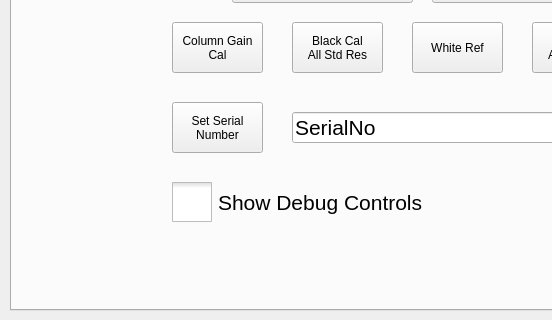
Old version of the form src/utilwindow.ui in the repository krontech/chronos-cam-app; both pictures show x 0 to 552 and y 160 to 480 of the 800 by 480 pixel window.
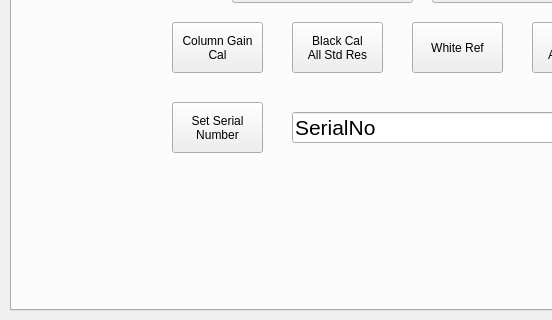
New version of the form. The open tabs and pages were chosen to show the change. Custom widgets are drawn as their Qt base class.

Commit message: Removed debug window, LUX1310, LUX2100

The edit to the form file:
```diff
--- a/src/utilwindow.ui
+++ b/src/utilwindow.ui
@@ -1265,33 +1265,6 @@
       <string>Service password</string>
      </property>
     </widget>
-    <widget class="QCheckBox" name="chkShowDebugControls">
-     <property name="geometry">
-      <rect>
-       <x>160</x>
-       <y>330</y>
-       <width>281</width>
-       <height>41</height>
-      </rect>
-     </property>
-     <property name="font">
-      <font>
-       <pointsize>16</pointsize>
-      </font>
-     </property>
-     <property name="styleSheet">
-      <string notr="true">QCheckBox::indicator {
-     width: 40px;
-     height: 40px;
-}</string>
-     </property>
-     <property name="text">
-      <string>Show Debug Controls</string>
-     </property>
-     <property name="tristate">
-      <bool>false</bool>
-     </property>
-    </widget>
     <widget class="QPushButton" name="cmdRevertCalData">
      <property name="geometry">
       <rect>
```
Left out of the diff: 3 changed lines with no effect on the pictures. The commit also changes 10 other files.
